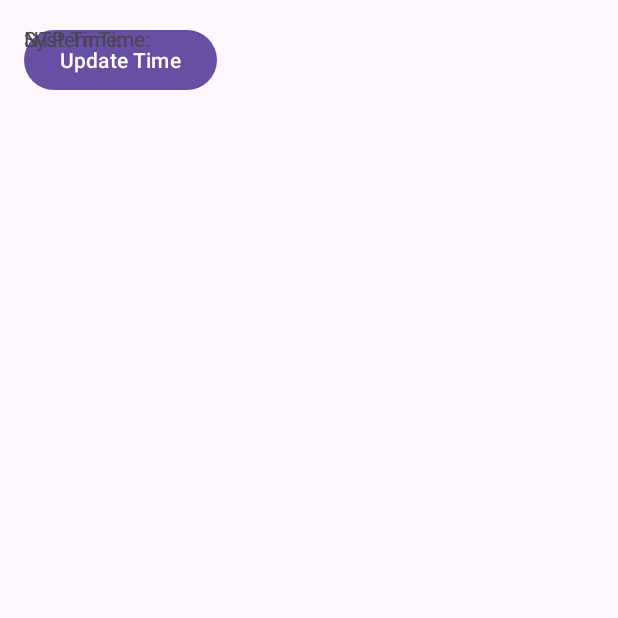
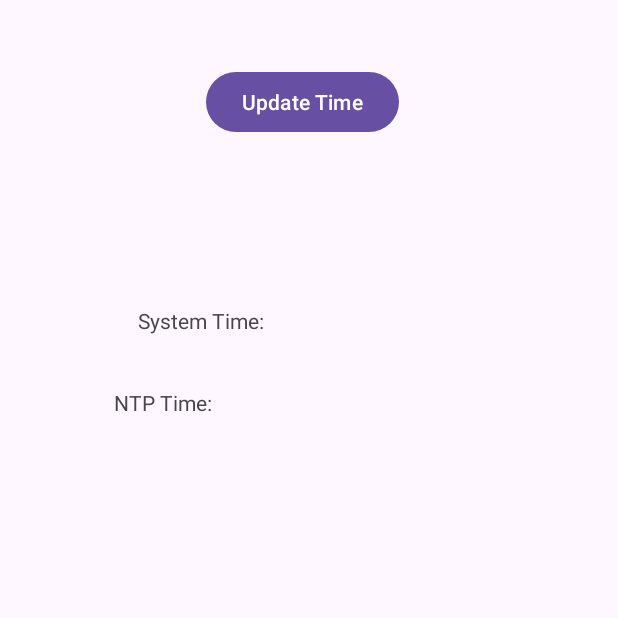
Before and after one commit to GoranMarjanovic90/MyTime-Android-Application, an Android app: the screen it shows after launch (MainActivity), on a phone screen of 412 x 824 dp, the top half of it. Run offline under Robolectric (Android 15) with nearby library versions, the phone set to English and light mode, and no system bars; libraries missing offline, so code that uses them is left out: org.apache.commons.

Commit message:
Server time and new threads!

```diff
--- a/app/src/main/AndroidManifest.xml
+++ b/app/src/main/AndroidManifest.xml
@@ -18,9 +18,12 @@
             <intent-filter>
                 <action android:name="android.intent.action.MAIN" />
 
+                <action android:name="android.permission.INTERNET" />
+                <action android:name="android.permission.ACCESS_NETWORK_STATE" />
+
                 <category android:name="android.intent.category.LAUNCHER" />
             </intent-filter>
         </activity>
     </application>
-
+    <uses-permission android:name="android.permission.INTERNET" />
 </manifest>
--- a/app/src/main/res/layout/activity_main.xml
+++ b/app/src/main/res/layout/activity_main.xml
@@ -12,8 +12,14 @@
         android:layout_width="wrap_content"
         android:layout_height="wrap_content"
         android:layout_centerHorizontal="true"
-        android:layout_marginBottom="16dp"
+        android:layout_marginStart="130dp"
+        android:layout_marginTop="28dp"
+        android:layout_marginEnd="130dp"
         android:text="Update Time"
+        app:layout_constraintEnd_toEndOf="parent"
+        app:layout_constraintHorizontal_bias="1.0"
+        app:layout_constraintStart_toStartOf="parent"
+        app:layout_constraintTop_toTopOf="parent"
         tools:ignore="MissingConstraints" />
 
     <TextView
@@ -22,8 +28,14 @@
         android:layout_height="wrap_content"
         android:layout_below="@id/updateButton"
         android:layout_centerHorizontal="true"
-        android:layout_marginTop="16dp"
+        android:layout_marginStart="87dp"
+        android:layout_marginTop="112dp"
+        android:layout_marginEnd="246dp"
         android:text="System Time: "
+        app:layout_constraintEnd_toEndOf="parent"
+        app:layout_constraintHorizontal_bias="0.279"
+        app:layout_constraintStart_toStartOf="parent"
+        app:layout_constraintTop_toBottomOf="@+id/updateButton"
         tools:ignore="MissingConstraints" />
 
     <TextView
@@ -32,7 +44,13 @@
         android:layout_height="wrap_content"
         android:layout_below="@id/systemTimeTextView"
         android:layout_centerHorizontal="true"
-        android:layout_marginTop="16dp"
+        android:layout_marginStart="60dp"
+        android:layout_marginTop="35dp"
+        android:layout_marginEnd="248dp"
         android:text="NTP Time: "
+        app:layout_constraintEnd_toEndOf="parent"
+        app:layout_constraintHorizontal_bias="0.0"
+        app:layout_constraintStart_toStartOf="parent"
+        app:layout_constraintTop_toBottomOf="@+id/systemTimeTextView"
         tools:ignore="MissingConstraints" />
 </androidx.constraintlayout.widget.ConstraintLayout>
```
Also changed, not shown: app/src/main/java/com/example/myapplication/MainActivity.java (+39 -7 lines).
